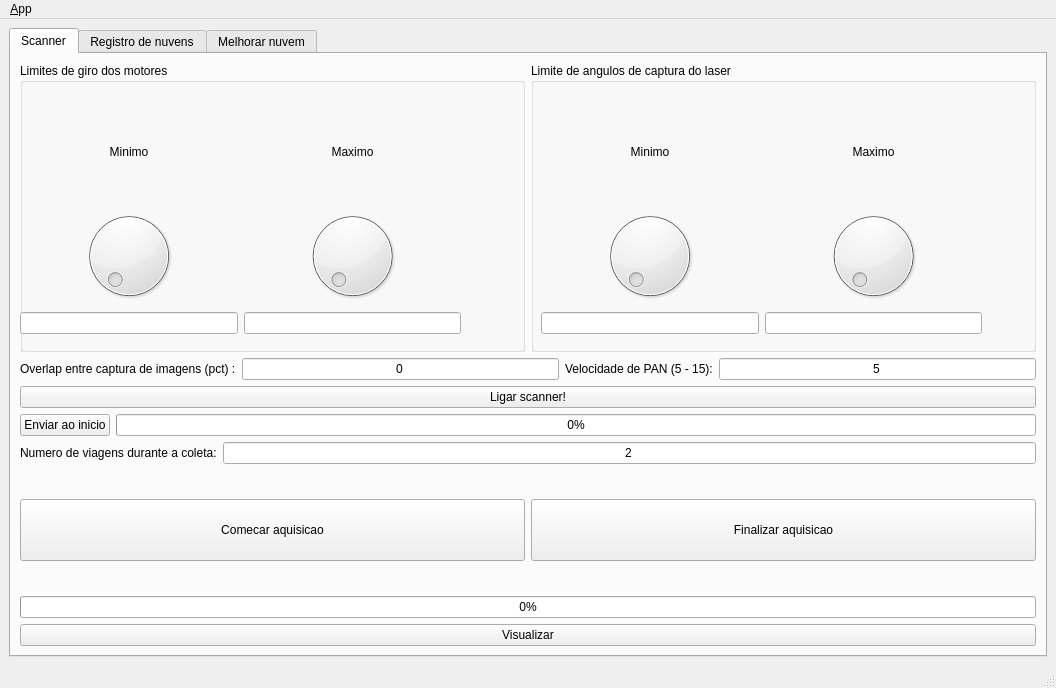
First picture: the form in scanner_gui/ui/main_window.ui, repository viniciusvidal2/scanner-laser, before the edit.
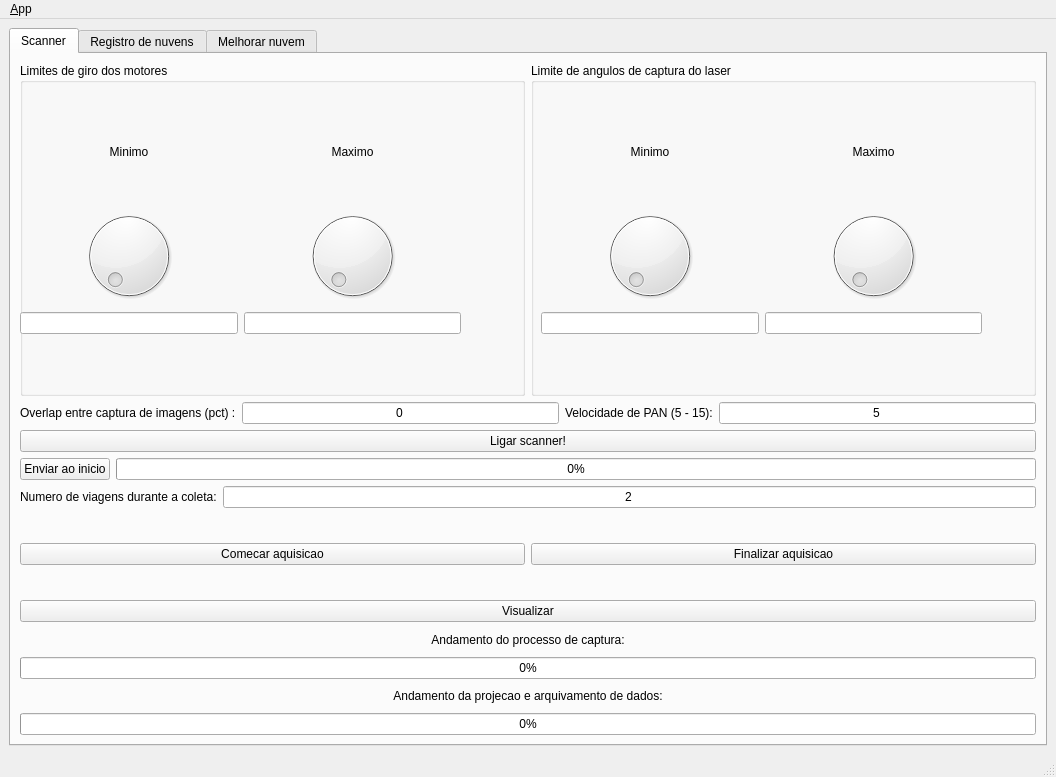
Second picture: the form after the edit. Icons and pictures are not drawn.

What changed in the file:
```diff
--- a/scanner_gui/ui/main_window.ui
+++ b/scanner_gui/ui/main_window.ui
@@ -7,7 +7,7 @@
     <x>0</x>
     <y>0</y>
     <width>1056</width>
-    <height>688</height>
+    <height>777</height>
    </rect>
   </property>
   <property name="windowTitle">
@@ -342,13 +342,6 @@
             </item>
            </layout>
           </item>
-          <item>
-           <widget class="QProgressBar" name="progressBar">
-            <property name="value">
-             <number>0</number>
-            </property>
-           </widget>
-          </item>
           <item>
            <widget class="QPushButton" name="pushButton_visualizar">
             <property name="text">
@@ -356,6 +349,40 @@
             </property>
            </widget>
           </item>
+          <item>
+           <widget class="QLabel" name="label_processocaptura">
+            <property name="text">
+             <string>Andamento do processo de captura:</string>
+            </property>
+            <property name="alignment">
+             <set>Qt::AlignCenter</set>
+            </property>
+           </widget>
+          </item>
+          <item>
+           <widget class="QProgressBar" name="progressBar">
+            <property name="value">
+             <number>0</number>
+            </property>
+           </widget>
+          </item>
+          <item>
+           <widget class="QLabel" name="label_processosalvar">
+            <property name="text">
+             <string>Andamento da projecao e arquivamento de dados:</string>
+            </property>
+            <property name="alignment">
+             <set>Qt::AlignCenter</set>
+            </property>
+           </widget>
+          </item>
+          <item>
+           <widget class="QProgressBar" name="progressBar_salvar">
+            <property name="value">
+             <number>0</number>
+            </property>
+           </widget>
+          </item>
          </layout>
         </item>
        </layout>
```
